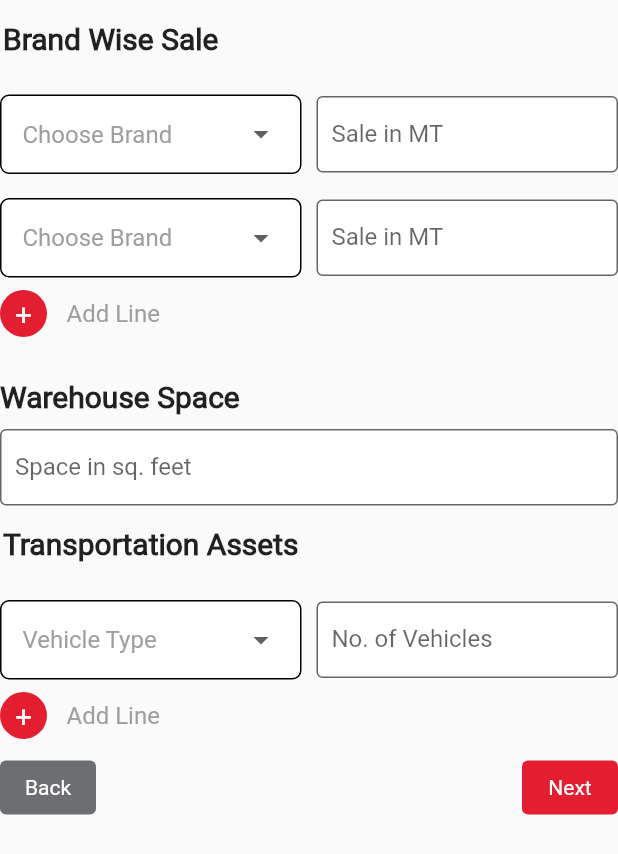
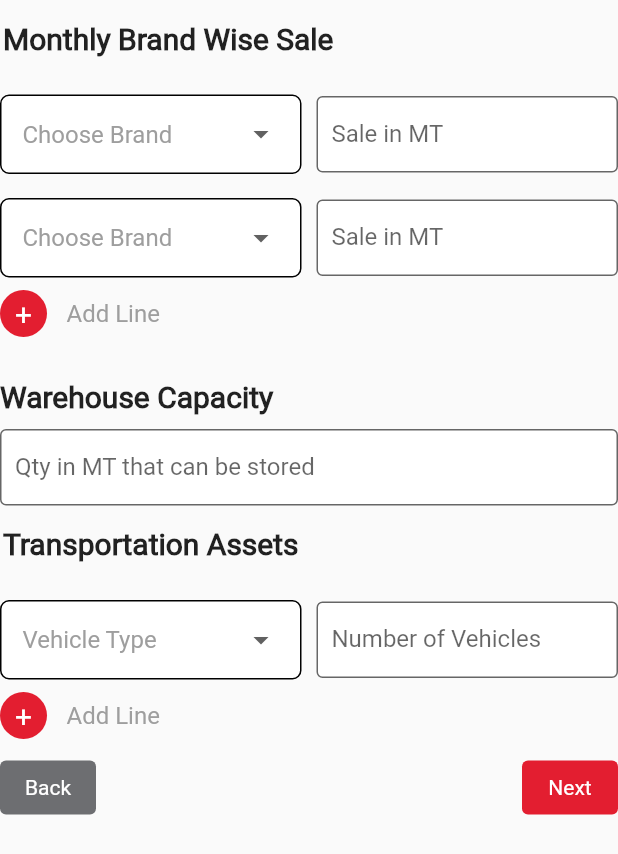
Before and after one commit to chandan-ey/scl-flutter, a Flutter app: the BusinessDetails widget shown alone on an empty page, opened directly with empty values, on a phone screen of 412 x 824 dp. Shown: the top 854 px of the screen. Run offline on Flutter 3.47's test engine with Material 2 defaults, Android fonts, the phone set to English and light mode, and no system bars; our stand-ins replace dropdown_button2, get.

Commit message:
business details

```diff
--- a/lib/screen/dealeronboarding/businessDetails.dart
+++ b/lib/screen/dealeronboarding/businessDetails.dart
@@ -55,7 +55,7 @@ class _BusinessDetailsState extends State<BusinessDetails> {
                 width: double.infinity,
                 padding: const EdgeInsets.fromLTRB(2, 14, 0, 10),
                 child: const Text(
-                  'Brand Wise Sale',
+                  'Monthly Brand Wise Sale',
                   style: TextStyle(fontSize: 20, fontWeight: FontWeight.bold),
                   textAlign: TextAlign.left,
                 ),
@@ -106,7 +106,7 @@ class _BusinessDetailsState extends State<BusinessDetails> {
                   width: double.infinity,
                   padding: const EdgeInsets.fromLTRB(0, 20, 0, 10),
                   child: const Text(
-                    'Warehouse Space',
+                    'Warehouse Capacity',
                     style: TextStyle(
                       fontSize: 20,
                       fontWeight: FontWeight.bold,
@@ -118,7 +118,7 @@ class _BusinessDetailsState extends State<BusinessDetails> {
                   decoration: const InputDecoration(
                     floatingLabelBehavior: FloatingLabelBehavior.never,
                     border: OutlineInputBorder(),
-                    labelText: 'Space in sq. feet',
+                    labelText: 'Qty in MT that can be stored',
                     contentPadding:
                         EdgeInsets.symmetric(vertical: 16.0, horizontal: 10.0),
                     filled: true,
@@ -130,7 +130,7 @@ class _BusinessDetailsState extends State<BusinessDetails> {
                   ),
                   validator: (value) {
                     if (value == null || value.isEmpty) {
-                      return 'Please enter warehouse space.';
+                      return 'Please enter warehouse capacity.';
                     }
                     return null;
                   },
@@ -377,7 +377,7 @@ class _BusinessDetailsState extends State<BusinessDetails> {
                   decoration: const InputDecoration(
                     floatingLabelBehavior: FloatingLabelBehavior.never,
                     border: OutlineInputBorder(),
-                    labelText: 'No. of Vehicles',
+                    labelText: 'Number of Vehicles',
                     contentPadding: EdgeInsets.symmetric(
                       vertical: 16.0,
                       horizontal: 10.0,
@@ -391,7 +391,7 @@ class _BusinessDetailsState extends State<BusinessDetails> {
                   ),
                   validator: (value) {
                     if (value == null || value.isEmpty) {
-                      return 'Please enter no. of vehicles.';
+                      return 'Please enter number of vehicles.';
                     }
                     return null;
                   },
```
